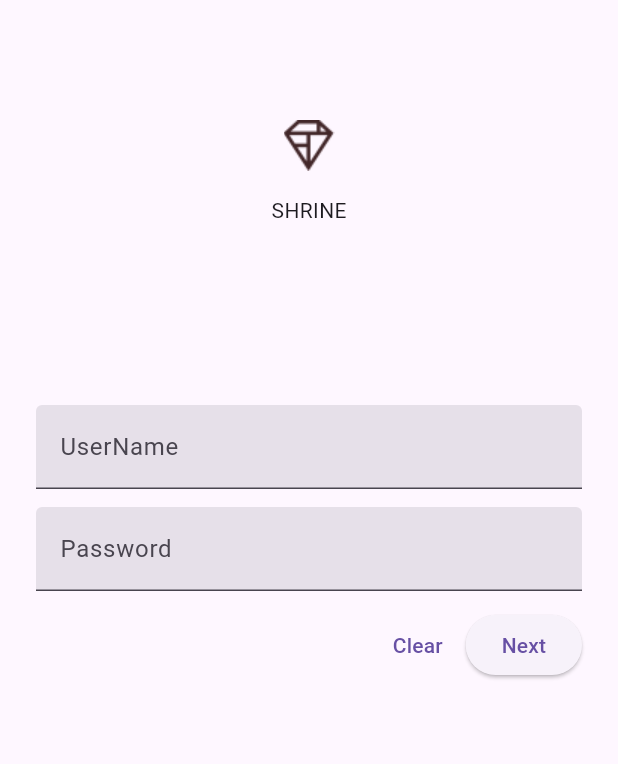
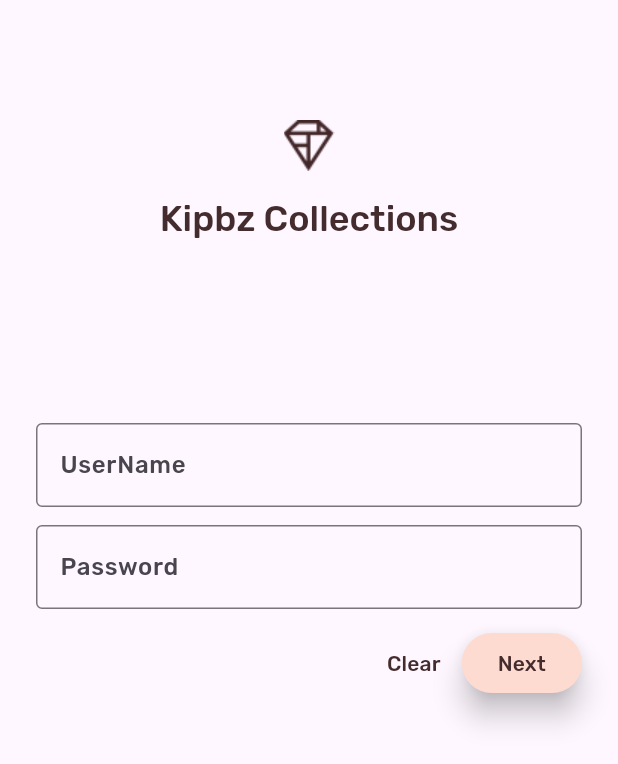
Before and after one commit to kiprotichcollins254/flutter-ecommerce, a Flutter app: the screen it shows after launch, after a tap on "Clear", on a phone screen of 412 x 824 dp. Shown: the top 764 px of the screen. Run offline on Flutter 3.47's test engine with Material 2 defaults, Android fonts, the phone set to English and light mode, and no system bars.

Commit message:
finished lesson 3

```diff
--- a/mdc_100_series/lib/app.dart
+++ b/mdc_100_series/lib/app.dart
@@ -16,6 +16,7 @@ import 'package:flutter/material.dart';
 
 import 'home.dart';
 import 'login.dart';
+import 'theme/colors.dart';
 
 // TODO: Convert ShrineApp to stateful widget (104)
 class ShrineApp extends StatelessWidget {
@@ -24,7 +25,7 @@ class ShrineApp extends StatelessWidget {
   @override
   Widget build(BuildContext context) {
     return MaterialApp(
-      title: 'Shrine',
+      title: 'Kipbz Collections',
       initialRoute: '/login',
       routes: {
         '/login': (BuildContext context) => const LoginPage(),
@@ -34,11 +35,58 @@ class ShrineApp extends StatelessWidget {
         // TODO: Pass _currentCategory for frontLayer (104)
         // TODO: Change backLayer field value to CategoryMenuPage (104)
       },
-      // TODO: Customize the theme (103)
-      theme: ThemeData.light(useMaterial3: true),
+      theme: _kipbzCollectionsTheme,
     );
   }
 }
 
 // TODO: Build a Shrine Theme (103)
-// TODO: Build a Shrine Text Theme (103)
+final ThemeData _kipbzCollectionsTheme = _buildKCollectionsTheme();
+
+ThemeData _buildKCollectionsTheme() {
+  final ThemeData base = ThemeData.light(useMaterial3: true);
+  return base.copyWith(
+    colorScheme: base.colorScheme.copyWith(
+      primary: kKipbzCollectionsPink100,
+      onPrimary: kKipbzCollectionsBrown900,
+      secondary: kKipbzCollectionsBrown900,
+      error: kKipbzCollectionsErrorRed,
+    ),
+    // TODO:ADD THE TEXT THEME
+    textTheme: _buildKipbzTextTheme(base.textTheme),
+    textSelectionTheme: const TextSelectionThemeData(
+      selectionColor: kKipbzCollectionsPink100,
+    ),
+    inputDecorationTheme: const InputDecorationTheme(
+      border: OutlineInputBorder(),
+      focusedBorder: OutlineInputBorder(
+        borderSide: BorderSide(
+          width: 2.0,
+          color: kKipbzCollectionsBrown900
+        )
+      ),
+      floatingLabelStyle: TextStyle(
+        color: kKipbzCollectionsBrown900,
+      ),
+    )
+  );
+}
+
+TextTheme _buildKipbzTextTheme(TextTheme base) {
+  return base
+      .copyWith(
+        headlineSmall:
+            base.headlineSmall!.copyWith(fontWeight: FontWeight.w500),
+        titleLarge: base.titleLarge!.copyWith(fontSize: 18.0),
+        bodySmall: base.bodySmall!
+            .copyWith(fontWeight: FontWeight.w400, fontSize: 14.0),
+        bodyLarge: base.bodyLarge!.copyWith(
+          fontWeight: FontWeight.w500,
+          fontSize: 16.0,
+        ),
+      )
+      .apply(
+          fontFamily: 'Rubik',
+          displayColor: kKipbzCollectionsBrown900,
+          bodyColor: kKipbzCollectionsBrown900);
+}
--- a/mdc_100_series/lib/home.dart
+++ b/mdc_100_series/lib/home.dart
@@ -35,6 +35,7 @@ class HomePage extends StatelessWidget {
     return products.map((product){
       return Card(
         clipBehavior: Clip.antiAlias,
+        elevation: 0.0,
         child: Column(
           crossAxisAlignment: CrossAxisAlignment.start,
           children: [
@@ -48,10 +49,11 @@ class HomePage extends StatelessWidget {
             Padding(
               padding: const EdgeInsets.fromLTRB(16.0, 12.0, 16.0, 8.0),
               child: Column(
-                crossAxisAlignment: CrossAxisAlignment.start,
+                mainAxisAlignment: MainAxisAlignment.end,
+                crossAxisAlignment: CrossAxisAlignment.center,
                 children: [
-                  Text(product.name,style: theme.textTheme.titleLarge,maxLines: 1),
-                  const SizedBox(height: 8.0),
+                  Text(product.name,style: theme.textTheme.titleLarge,softWrap: false,overflow: TextOverflow.ellipsis,maxLines: 1),
+                  const SizedBox(height: 4.0),
                   Text(formatter.format(product.price),style: theme.textTheme.titleSmall),
                 ],
               ),
--- a/mdc_100_series/lib/login.dart
+++ b/mdc_100_series/lib/login.dart
@@ -13,6 +13,7 @@
 // limitations under the License.
 
 import 'package:flutter/material.dart';
+import 'package:shrine/theme/colors.dart';
 
 class LoginPage extends StatefulWidget {
   const LoginPage({Key? key}) : super(key: key);
@@ -37,21 +38,26 @@ class _LoginPageState extends State<LoginPage> {
               children: <Widget>[
                 Image.asset('assets/diamond.png'),
                 const SizedBox(height: 16.0),
-                const Text('SHRINE'),
+              Text(
+                  'Kipbz Collections',
+                   style: Theme.of(context).textTheme.headlineSmall,),
               ],
             ),
             const SizedBox(height: 120.0),
-            // TODO: Remove filled: true values (103)
             TextField(
               controller: _userNameController,
               decoration:
-                  const InputDecoration(filled: true, labelText: "UserName"),
+                  const InputDecoration(
+                    labelText: "UserName"
+                    ),
             ),
             const SizedBox(height: 12.0),
             TextField(
               controller: _passwordController,
               decoration:
-                     const InputDecoration(filled: true, labelText: "Password"),
+                     const InputDecoration(
+                      labelText: "Password"
+                      ),
               obscureText: true,
             ),
 
@@ -64,12 +70,22 @@ class _LoginPageState extends State<LoginPage> {
                       _userNameController.clear();
                       _passwordController.clear();
                     },
+                    style: TextButton.styleFrom(
+                      primary: Theme.of(context).colorScheme.secondary
+                    ),
                     child: const Text("Clear")),
                 ElevatedButton(
                     onPressed: () {
                       Navigator.pop(context);
                     },
-                    child: const Text("Next"))
+                    child: const Text("Next"),
+                    style: ElevatedButton.styleFrom(
+                      foregroundColor: kKipbzCollectionsBrown900,
+                      backgroundColor: kKipbzCollectionsPink100,
+                      elevation: 8.0
+                    ),
+
+                    )
               ],
             )
           ],
--- /dev/null
+++ b/mdc_100_series/lib/theme/colors.dart
@@ -0,0 +1,16 @@
+import 'package:flutter/material.dart';
+
+String kkc = 'kKipbzCollections';
+
+///define colors with initial
+const kKipbzCollectionsPink50 = Color(0xFFFEEAE6);
+const kKipbzCollectionsPink100 = Color(0xFFFEDBD0);
+const kKipbzCollectionsPink300 = Color(0xFFFBB8AC);
+const kKipbzCollectionsPink400 = Color(0xFFEAA4A4);
+
+const kKipbzCollectionsBrown900 = Color(0xFF442B2D);
+
+const kKipbzCollectionsErrorRed = Color(0xFFC5032B);
+
+const kKipbzCollectionsSurfaceWhite = Color(0xFFFFFBFA);
+const kKipbzCollectionsBackgroundWhite = Colors.white;
--- a/mdc_100_series/pubspec.yaml
+++ b/mdc_100_series/pubspec.yaml
@@ -19,6 +19,12 @@ dev_dependencies:
 
 flutter:
   # TODO: Insert Fonts (103)
+  fonts:
+    - family: Rubik
+      fonts:
+        - asset: fonts/Rubik-Regular.ttf
+        - asset: fonts/Rubik-Medium.ttf
+          weight: 500
   uses-material-design: true
   assets:
     - assets/diamond.png
```
